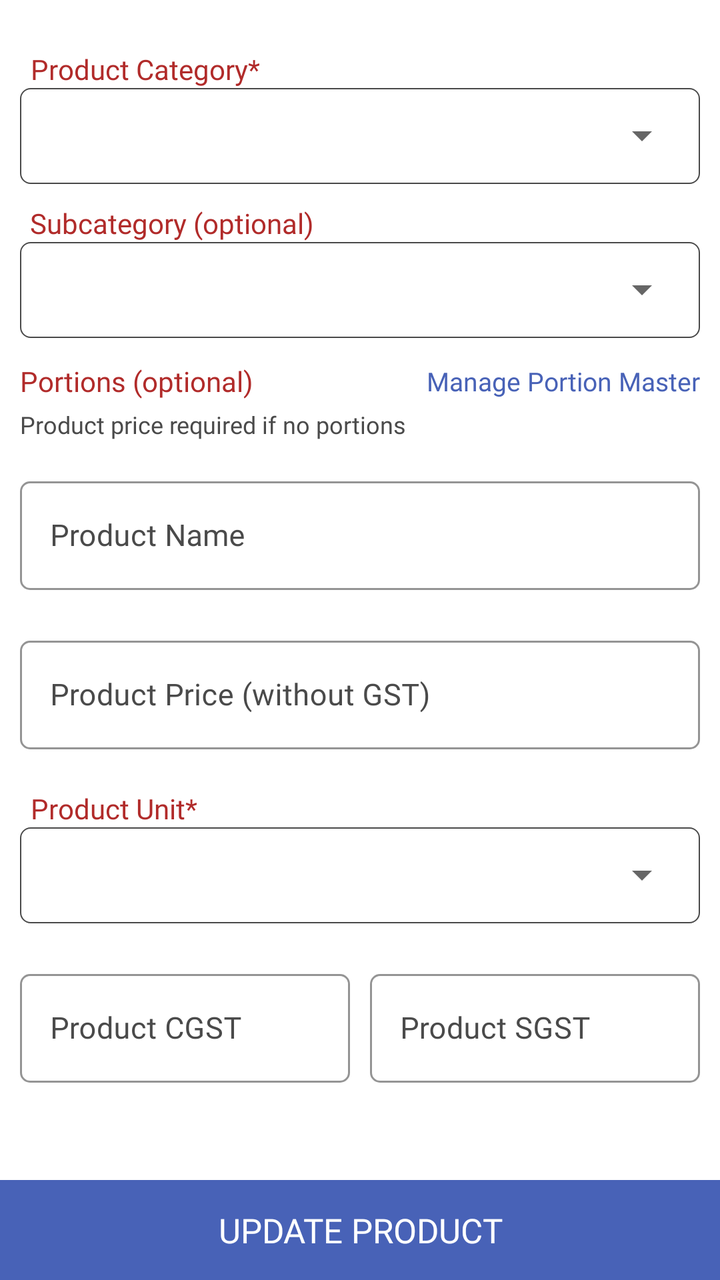
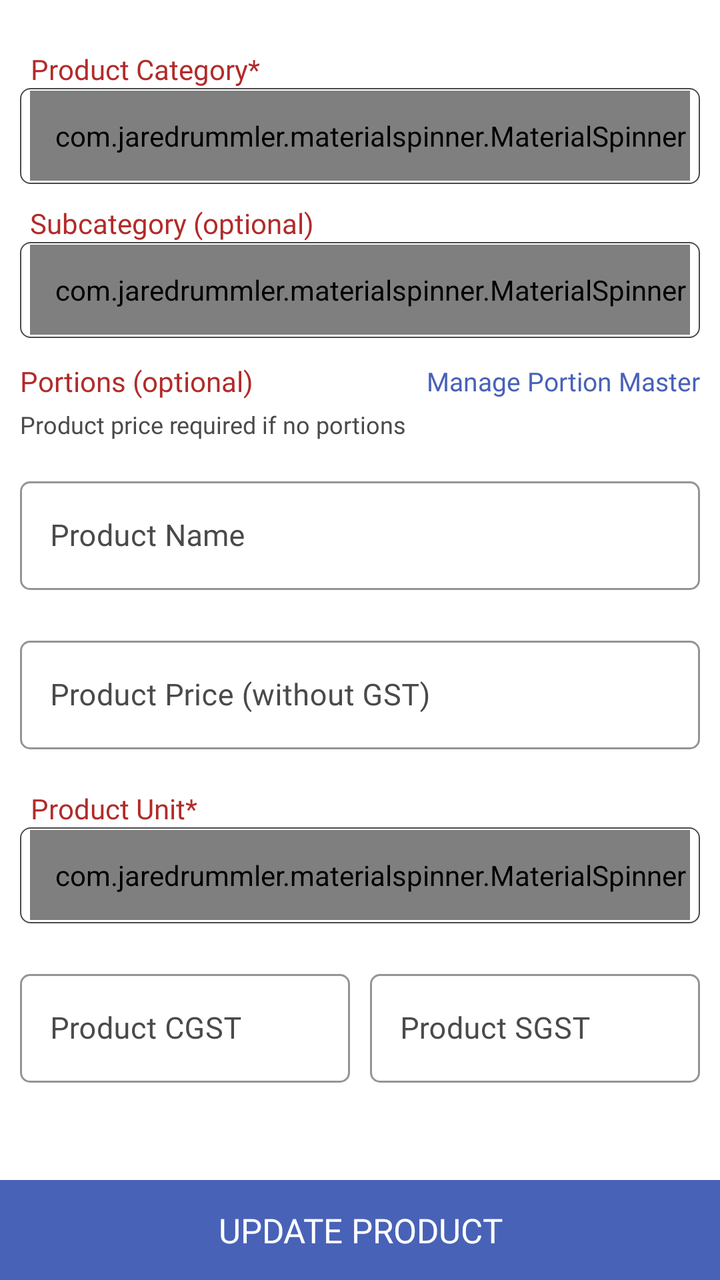

Two renders of the same Android screen: before a commit and after it. Below are the layout's source before the change and the commit's diff.
<!-- AndroidManifest.xml: application theme AppTheme -->
<!-- res/layout/fragment_update_product.xml -->
<?xml version="1.0" encoding="utf-8"?>
<RelativeLayout xmlns:android="http://schemas.android.com/apk/res/android"
    xmlns:app="http://schemas.android.com/apk/res-auto"
    xmlns:tools="http://schemas.android.com/tools"
    android:layout_width="match_parent"
    android:layout_height="match_parent"
    tools:context=".Fragment.UpdateProduct">


    <androidx.core.widget.NestedScrollView
        android:layout_width="match_parent"
        android:layout_height="match_parent"
        android:layout_above="@+id/updateProduct">

        <LinearLayout
            android:layout_width="match_parent"
            android:layout_height="match_parent"
            android:orientation="vertical"
            android:padding="10dp">

            <TextView
                android:layout_width="wrap_content"
                android:layout_height="wrap_content"
                android:layout_gravity="center|start"
                android:layout_marginStart="5dp"
                android:layout_marginTop="15dp"
                android:fontFamily="@font/poppinsregular"
                android:gravity="center"
                android:text="Product Category*"
                android:textColor="@color/textcolor" />

            <LinearLayout
                android:layout_width="match_parent"
                android:layout_height="48dp"
                android:background="@drawable/button_rounded_border"
                android:orientation="horizontal">

                <Spinner
                    android:id="@+id/categorySpinner"
                    android:layout_width="match_parent"
                    android:layout_height="45dp"
                    android:layout_gravity="center"
                    android:layout_margin="5dp"
                    android:fontFamily="@font/poppinsregular"
                    android:gravity="center|start"
                    android:paddingLeft="10dp"
                    android:textColor="@color/black"
                    android:textSize="15sp"
                    app:ms_hint="Select Product Category" />

            </LinearLayout>

            <TextView
                android:layout_width="wrap_content"
                android:layout_height="wrap_content"
                android:layout_gravity="center|start"
                android:layout_marginStart="5dp"
                android:layout_marginTop="10dp"
                android:fontFamily="@font/poppinsregular"
                android:text="Subcategory (optional)"
                android:textColor="@color/textcolor" />

            <LinearLayout
                android:layout_width="match_parent"
                android:layout_height="48dp"
                android:background="@drawable/button_rounded_border"
                android:orientation="horizontal">

                <Spinner
                    android:id="@+id/subcategorySpinner"
                    android:layout_width="match_parent"
                    android:layout_height="45dp"
                    android:layout_gravity="center"
                    android:layout_margin="5dp"
                    android:fontFamily="@font/poppinsregular"
                    android:paddingLeft="10dp"
                    android:textColor="@color/black"
                    android:textSize="15sp" />

            </LinearLayout>

            <include
                android:id="@+id/productPortionSectionInclude"
                layout="@layout/include_product_portion_section" />

            <com.google.android.material.textfield.TextInputLayout
                android:id="@+id/productNameLayout"
                style="@style/Widget.MaterialComponents.TextInputLayout.OutlinedBox"
                android:layout_width="match_parent"
                android:layout_height="wrap_content"
                android:layout_gravity="center"
                android:layout_marginTop="15dp"
                android:layout_marginBottom="5dp"
                android:gravity="center"
                android:textColorHint="@color/light_black"
                app:boxCornerRadiusBottomEnd="5dp"
                app:boxCornerRadiusBottomStart="5dp"
                app:boxCornerRadiusTopEnd="5dp"
                app:boxCornerRadiusTopStart="5dp"
                app:boxStrokeColor="@color/light_black">

                <com.google.android.material.textfield.TextInputEditText
                    android:id="@+id/productName"
                    android:layout_width="match_parent"
                    android:layout_height="wrap_content"
                    android:drawableTint="@color/light_black"
                    android:fontFamily="@font/poppinsregular"
                    android:hint="Product Name"
                    android:imeOptions="actionNext"
                    android:inputType="textCapWords"
                    android:paddingStart="15dp"
                    android:paddingEnd="10dp"
                    android:singleLine="true"
                    android:textColor="@color/black"
                    android:textColorHint="@color/light_black"
                    android:textSize="15sp" />

            </com.google.android.material.textfield.TextInputLayout>

            <com.google.android.material.textfield.TextInputLayout
                android:id="@+id/productPriceLayout"
                style="@style/Widget.MaterialComponents.TextInputLayout.OutlinedBox"
                android:layout_width="match_parent"
                android:layout_height="wrap_content"
                android:layout_gravity="center"
                android:layout_marginTop="15dp"
                android:layout_marginBottom="5dp"
                android:gravity="center"
                android:textColorHint="@color/light_black"
                app:boxCornerRadiusBottomEnd="5dp"
                app:boxCornerRadiusBottomStart="5dp"
                app:boxCornerRadiusTopEnd="5dp"
                app:boxCornerRadiusTopStart="5dp"
                app:boxStrokeColor="@color/light_black">

                <com.google.android.material.textfield.TextInputEditText
                    android:id="@+id/productPrice"
                    android:layout_width="match_parent"
                    android:layout_height="wrap_content"
                    android:drawableTint="@color/light_black"
                    android:fontFamily="@font/poppinsregular"
                    android:hint="Product Price (without GST)"
                    android:imeOptions="actionDone"
                    android:inputType="numberDecimal"
                    android:paddingStart="15dp"
                    android:paddingEnd="10dp"
                    android:singleLine="true"
                    android:textColor="@color/black"
                    android:textColorHint="@color/light_black"
                    android:textSize="15sp" />

            </com.google.android.material.textfield.TextInputLayout>

            <TextView
                android:layout_width="wrap_content"
                android:layout_height="wrap_content"
                android:layout_gravity="center|start"
                android:layout_marginStart="5dp"
                android:layout_marginTop="15dp"
                android:fontFamily="@font/poppinsregular"
                android:gravity="center"
                android:text="Product Unit*"
                android:textColor="@color/textcolor" />

            <LinearLayout
                android:layout_width="match_parent"
                android:layout_height="48dp"
                android:background="@drawable/button_rounded_border"
                android:orientation="horizontal">

                <Spinner
                    android:id="@+id/unitSpinner"
                    android:layout_width="match_parent"
                    android:layout_height="45dp"
                    android:layout_gravity="center"
                    android:layout_margin="5dp"
                    android:fontFamily="@font/poppinsregular"
                    android:gravity="center|start"
                    android:paddingLeft="10dp"
                    android:textColor="@color/black"
                    android:textSize="15sp"
                    app:ms_hint="Select Product Unit" />

            </LinearLayout>

            <LinearLayout
                android:layout_width="match_parent"
                android:layout_height="wrap_content"
                android:orientation="horizontal">

                <com.google.android.material.textfield.TextInputLayout
                    android:id="@+id/productCGSTLayout"
                    style="@style/Widget.MaterialComponents.TextInputLayout.OutlinedBox"
                    android:layout_width="match_parent"
                    android:layout_height="wrap_content"
                    android:layout_gravity="center"
                    android:layout_marginTop="15dp"
                    android:layout_marginEnd="5dp"
                    android:layout_marginBottom="5dp"
                    android:layout_weight="1"
                    android:gravity="center"
                    android:textColorHint="@color/light_black"
                    app:boxCornerRadiusBottomEnd="5dp"
                    app:boxCornerRadiusBottomStart="5dp"
                    app:boxCornerRadiusTopEnd="5dp"
                    app:boxCornerRadiusTopStart="5dp"
                    app:boxStrokeColor="@color/light_black">

                    <com.google.android.material.textfield.TextInputEditText
                        android:id="@+id/productCGST"
                        android:layout_width="match_parent"
                        android:layout_height="wrap_content"
                        android:drawableTint="@color/light_black"
                        android:fontFamily="@font/poppinsregular"
                        android:hint="Product CGST"
                        android:imeOptions="actionDone"
                        android:inputType="numberDecimal"
                        android:paddingStart="15dp"
                        android:paddingEnd="10dp"
                        android:singleLine="true"
                        android:textColor="@color/black"
                        android:textColorHint="@color/light_black"
                        android:textSize="15sp" />

                </com.google.android.material.textfield.TextInputLayout>

                <com.google.android.material.textfield.TextInputLayout
                    android:id="@+id/productSGSTLayout"
                    style="@style/Widget.MaterialComponents.TextInputLayout.OutlinedBox"
                    android:layout_width="match_parent"
                    android:layout_height="wrap_content"
                    android:layout_gravity="center"
                    android:layout_marginStart="5dp"
                    android:layout_marginTop="15dp"
                    android:layout_marginBottom="5dp"
                    android:layout_weight="1"
                    android:gravity="center"
                    android:textColorHint="@color/light_black"
                    app:boxCornerRadiusBottomEnd="5dp"
                    app:boxCornerRadiusBottomStart="5dp"
                    app:boxCornerRadiusTopEnd="5dp"
                    app:boxCornerRadiusTopStart="5dp"
                    app:boxStrokeColor="@color/light_black">

                    <com.google.android.material.textfield.TextInputEditText
                        android:id="@+id/productSGST"
                        android:layout_width="match_parent"
                        android:layout_height="wrap_content"
                        android:drawableTint="@color/light_black"
                        android:fontFamily="@font/poppinsregular"
                        android:hint="Product SGST"
                        android:imeOptions="actionDone"
                        android:inputType="numberDecimal"
                        android:paddingStart="15dp"
                        android:paddingEnd="10dp"
                        android:singleLine="true"
                        android:textColor="@color/black"
                        android:textColorHint="@color/light_black"
                        android:textSize="15sp" />

                </com.google.android.material.textfield.TextInputLayout>

            </LinearLayout>

        </LinearLayout>

    </androidx.core.widget.NestedScrollView>

    <TextView
        android:id="@+id/updateProduct"
        android:layout_width="match_parent"
        android:layout_height="50dp"
        android:layout_alignParentBottom="true"
        android:layout_gravity="center"
        android:background="@color/colorPrimary"
        android:fontFamily="@font/poppinsmedium"
        android:gravity="center"
        android:text="Update Product"
        android:textAllCaps="true"
        android:textColor="@color/white"
        android:textSize="17sp" />

</RelativeLayout>
<!-- res/layout/include_product_portion_section.xml (included above) -->
<?xml version="1.0" encoding="utf-8"?>
<LinearLayout xmlns:android="http://schemas.android.com/apk/res/android"
    xmlns:app="http://schemas.android.com/apk/res-auto"
    android:id="@+id/productPortionSection"
    android:layout_width="match_parent"
    android:layout_height="wrap_content"
    android:orientation="vertical">

    <RelativeLayout
        android:layout_width="match_parent"
        android:layout_height="wrap_content"
        android:layout_marginTop="12dp">

        <TextView
            android:layout_width="wrap_content"
            android:layout_height="wrap_content"
            android:layout_alignParentStart="true"
            android:layout_centerVertical="true"
            android:fontFamily="@font/poppinsregular"
            android:text="Portions (optional)"
            android:textColor="@color/textcolor" />

        <TextView
            android:id="@+id/managePortionMasterLink"
            android:layout_width="wrap_content"
            android:layout_height="wrap_content"
            android:layout_alignParentEnd="true"
            android:layout_centerVertical="true"
            android:fontFamily="@font/poppinsmedium"
            android:text="Manage Portion Master"
            android:textColor="@color/colorPrimary"
            android:textSize="13sp" />

    </RelativeLayout>

    <TextView
        android:id="@+id/portionSectionHint"
        android:layout_width="match_parent"
        android:layout_height="wrap_content"
        android:layout_marginTop="4dp"
        android:fontFamily="@font/poppinsregular"
        android:text="Product price required if no portions"
        android:textColor="@color/light_black"
        android:textSize="12sp" />

    <LinearLayout
        android:id="@+id/portionMasterPickerSection"
        android:layout_width="match_parent"
        android:layout_height="wrap_content"
        android:layout_marginTop="8dp"
        android:orientation="vertical"
        android:visibility="gone">

        <com.google.android.material.textfield.TextInputLayout
            style="@style/CustomDropDownTilStyle"
            android:hint="Select Portion">

            <AutoCompleteTextView
                android:id="@+id/portionMasterSpinner"
                android:layout_width="match_parent"
                android:layout_height="wrap_content"
                android:focusable="false"
                android:fontFamily="@font/poppinsregular"
                android:inputType="none"
                android:singleLine="true"
                android:textSize="15sp" />

        </com.google.android.material.textfield.TextInputLayout>

        <com.google.android.material.textfield.TextInputLayout
            style="@style/Widget.MaterialComponents.TextInputLayout.OutlinedBox"
            android:layout_width="match_parent"
            android:layout_height="wrap_content"
            android:layout_marginTop="8dp"
            app:boxStrokeColor="@color/light_black">

            <com.google.android.material.textfield.TextInputEditText
                android:id="@+id/inlinePortionPrice"
                android:layout_width="match_parent"
                android:layout_height="wrap_content"
                android:fontFamily="@font/poppinsregular"
                android:hint="Portion Price"
                android:inputType="numberDecimal"
                android:singleLine="true"
                android:textColor="@color/black"
                android:textSize="15sp" />

        </com.google.android.material.textfield.TextInputLayout>

        <TextView
            android:id="@+id/addInlinePortion"
            android:layout_width="match_parent"
            android:layout_height="40dp"
            android:layout_marginTop="10dp"
            android:background="@color/textcolor"
            android:fontFamily="@font/poppinsmedium"
            android:gravity="center"
            android:text="Add Portion"
            android:textAllCaps="true"
            android:textColor="@color/white"
            android:textSize="14sp" />

    </LinearLayout>

    <TextView
        android:id="@+id/noPortionMasterHint"
        android:layout_width="match_parent"
        android:layout_height="wrap_content"
        android:layout_marginTop="8dp"
        android:fontFamily="@font/poppinsregular"
        android:text="No portion masters yet. Tap Manage Portion Master to add names (Half, Full…)."
        android:textColor="@color/light_black"
        android:textSize="12sp"
        android:visibility="gone" />

    <androidx.cardview.widget.CardView
        android:id="@+id/inlinePortionListCard"
        android:layout_width="match_parent"
        android:layout_height="wrap_content"
        android:layout_marginTop="10dp"
        android:visibility="gone"
        app:cardCornerRadius="5dp"
        app:cardElevation="4dp">

        <LinearLayout
            android:layout_width="match_parent"
            android:layout_height="wrap_content"
            android:orientation="vertical"
            android:padding="8dp">

            <TextView
                android:layout_width="wrap_content"
                android:layout_height="wrap_content"
                android:layout_gravity="center"
                android:fontFamily="@font/poppinsbold"
                android:text="Product Portions"
                android:textColor="@color/textcolor" />

            <androidx.recyclerview.widget.RecyclerView
                android:id="@+id/inlinePortionRecyclerview"
                android:layout_width="match_parent"
                android:layout_height="wrap_content"
                android:nestedScrollingEnabled="false" />

        </LinearLayout>

    </androidx.cardview.widget.CardView>

</LinearLayout>
<!-- resources referenced by this layout -->
<resources>
  <color name="black">#000</color>
  <color name="colorPrimary">#4862b7</color>
  <color name="light_black">#4a4a4a</color>
  <color name="textcolor">#b12b2a</color>
  <color name="white">#fff</color>
  <!-- drawable button_rounded_border (drawable) -->
  <?xml version="1.0" encoding="utf-8"?>
  <shape xmlns:android="http://schemas.android.com/apk/res/android">
      <stroke
          android:width="0.7dp"
          android:color="@color/light_black" />
      <corners android:radius="5dp" />
  </shape>
  <style name="CustomDropDownTilStyle" parent="Widget.MaterialComponents.TextInputLayout.OutlinedBox.ExposedDropdownMenu">
          <item name="android:layout_width">match_parent</item>
          <item name="android:layout_height">wrap_content</item>
          <item name="android:textColorHint">@color/light_black</item>
          <item name="fontFamily">@font/poppinsregular</item>
          <item name="android:textSize">15sp</item>
          <item name="overlapAnchor">true</item>
          <item name="hintTextColor">@color/colorAccent</item>
          <item name="boxStrokeColor">@color/colorAccent</item>
          <item name="colorControlNormal">@color/colorAccent</item>
          <item name="colorControlActivated">@color/colorAccent</item>
          <item name="colorControlHighlight">@color/colorAccent</item>
          <item name="boxCornerRadiusBottomEnd">5dp</item>
          <item name="boxCornerRadiusBottomStart">5dp</item>
          <item name="boxCornerRadiusTopEnd">5dp</item>
          <item name="boxCornerRadiusTopStart">5dp</item>
      </style>
  <style name="AppTheme" parent="Theme.MaterialComponents.DayNight.NoActionBar">
          
          <item name="colorPrimary">@color/colorPrimary</item>
          <item name="colorPrimaryDark">@color/colorPrimary</item>
          <item name="colorAccent">@color/colorAccent</item>
          <item name="android:windowIsTranslucent">true</item>
          <item name="windowNoTitle">true</item>
          <item name="windowActionBar">false</item>
  
      </style>
  <color name="colorAccent">#000</color>
</resources>

<!-- the commit's change to res/layout/fragment_update_product.xml (unified diff, before → after) -->
@@ -35,7 +35,7 @@
                 android:background="@drawable/button_rounded_border"
                 android:orientation="horizontal">
 
-                <Spinner
+                <com.jaredrummler.materialspinner.MaterialSpinner
                     android:id="@+id/categorySpinner"
                     android:layout_width="match_parent"
                     android:layout_height="45dp"
@@ -43,7 +43,7 @@
                     android:layout_margin="5dp"
                     android:fontFamily="@font/poppinsregular"
                     android:gravity="center|start"
-                    android:paddingLeft="10dp"
+                    android:paddingStart="10dp"
                     android:textColor="@color/black"
                     android:textSize="15sp"
                     app:ms_hint="Select Product Category" />
@@ -66,16 +66,18 @@
                 android:background="@drawable/button_rounded_border"
                 android:orientation="horizontal">
 
-                <Spinner
+                <com.jaredrummler.materialspinner.MaterialSpinner
                     android:id="@+id/subcategorySpinner"
                     android:layout_width="match_parent"
                     android:layout_height="45dp"
                     android:layout_gravity="center"
                     android:layout_margin="5dp"
                     android:fontFamily="@font/poppinsregular"
-                    android:paddingLeft="10dp"
+                    android:gravity="center|start"
+                    android:paddingStart="10dp"
                     android:textColor="@color/black"
-                    android:textSize="15sp" />
+                    android:textSize="15sp"
+                    app:ms_hint="Select Subcategory" />
 
             </LinearLayout>
 
@@ -168,7 +170,7 @@
                 android:background="@drawable/button_rounded_border"
                 android:orientation="horizontal">
 
-                <Spinner
+                <com.jaredrummler.materialspinner.MaterialSpinner
                     android:id="@+id/unitSpinner"
                     android:layout_width="match_parent"
                     android:layout_height="45dp"
@@ -176,7 +178,7 @@
                     android:layout_margin="5dp"
                     android:fontFamily="@font/poppinsregular"
                     android:gravity="center|start"
-                    android:paddingLeft="10dp"
+                    android:paddingStart="10dp"
                     android:textColor="@color/black"
                     android:textSize="15sp"
                     app:ms_hint="Select Product Unit" />
@@ -335,21 +337,35 @@
         android:orientation="vertical"
         android:visibility="gone">
 
-        <com.google.android.material.textfield.TextInputLayout
-            style="@style/CustomDropDownTilStyle"
-            android:hint="Select Portion">
-
-            <AutoCompleteTextView
+        <TextView
+            android:layout_width="wrap_content"
+            android:layout_height="wrap_content"
+            android:layout_marginStart="5dp"
+            android:fontFamily="@font/poppinsregular"
+            android:text="Select Portion"
+            android:textColor="@color/textcolor" />
+
+        <LinearLayout
+            android:layout_width="match_parent"
+            android:layout_height="48dp"
+            android:layout_marginTop="5dp"
+            android:background="@drawable/button_rounded_border"
+            android:orientation="horizontal">
+
+            <com.jaredrummler.materialspinner.MaterialSpinner
                 android:id="@+id/portionMasterSpinner"
                 android:layout_width="match_parent"
-                android:layout_height="wrap_content"
-                android:focusable="false"
+                android:layout_height="45dp"
+                android:layout_gravity="center"
+                android:layout_margin="5dp"
                 android:fontFamily="@font/poppinsregular"
-                android:inputType="none"
-                android:singleLine="true"
-                android:textSize="15sp" />
-
-        </com.google.android.material.textfield.TextInputLayout>
+                android:gravity="center|start"
+                android:paddingStart="10dp"
+                android:textColor="@color/black"
+                android:textSize="15sp"
+                app:ms_hint="Select Portion Master" />
+
+        </LinearLayout>
 
         <com.google.android.material.textfield.TextInputLayout
             style="@style/Widget.MaterialComponents.TextInputLayout.OutlinedBox"
<!-- resource entries referenced after the edit -->
@@ -13,23 +13,6 @@
           android:color="@color/light_black" />
       <corners android:radius="5dp" />
   </shape>
-  <style name="CustomDropDownTilStyle" parent="Widget.MaterialComponents.TextInputLayout.OutlinedBox.ExposedDropdownMenu">
-          <item name="android:layout_width">match_parent</item>
-          <item name="android:layout_height">wrap_content</item>
-          <item name="android:textColorHint">@color/light_black</item>
-          <item name="fontFamily">@font/poppinsregular</item>
-          <item name="android:textSize">15sp</item>
-          <item name="overlapAnchor">true</item>
-          <item name="hintTextColor">@color/colorAccent</item>
-          <item name="boxStrokeColor">@color/colorAccent</item>
-          <item name="colorControlNormal">@color/colorAccent</item>
-          <item name="colorControlActivated">@color/colorAccent</item>
-          <item name="colorControlHighlight">@color/colorAccent</item>
-          <item name="boxCornerRadiusBottomEnd">5dp</item>
-          <item name="boxCornerRadiusBottomStart">5dp</item>
-          <item name="boxCornerRadiusTopEnd">5dp</item>
-          <item name="boxCornerRadiusTopStart">5dp</item>
-      </style>
   <style name="AppTheme" parent="Theme.MaterialComponents.DayNight.NoActionBar">
           
           <item name="colorPrimary">@color/colorPrimary</item>
